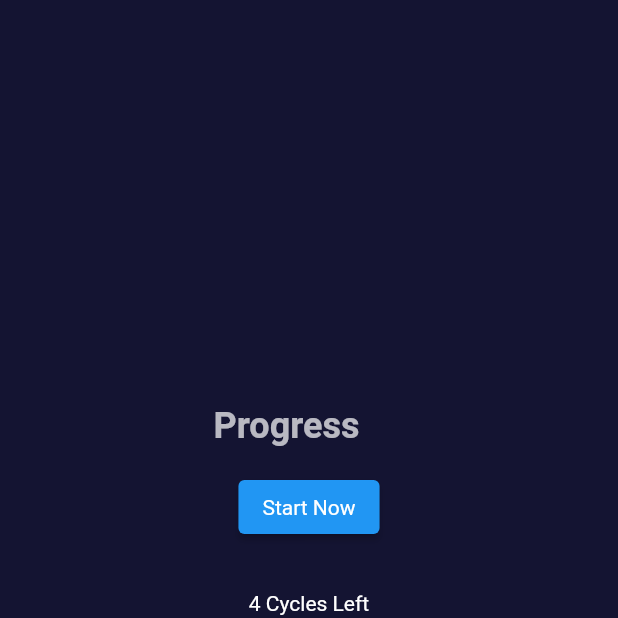
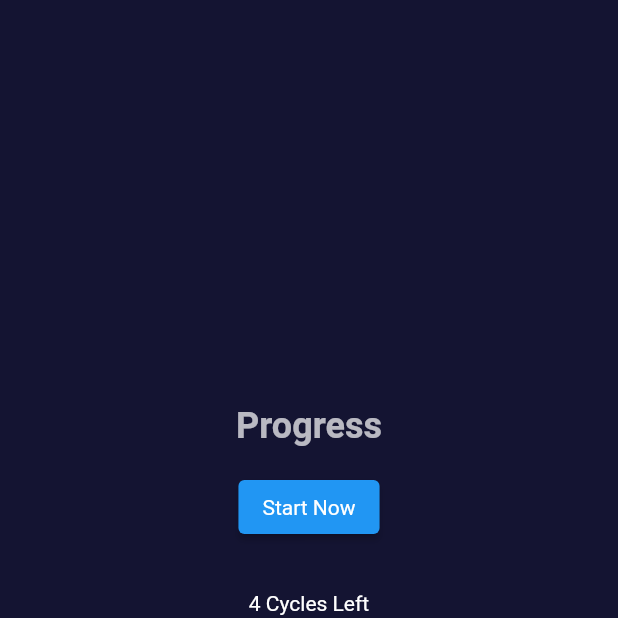
Before and after one commit to HTN-Team-Kirbo/Tomato, a Flutter app: the ProgressPage screen opened directly, on a phone screen of 412 x 824 dp, the top half of it. Run offline on Flutter 3.47's test engine with Material 2 defaults, Android fonts, the phone set to English and light mode, and no system bars; our stand-ins replace cloud_firestore, firebase_auth, firebase_core; accounts and stored records are empty; Roboto replaces fonts that are missing (Hind).

Commit message:
Update progress.dart

```diff
--- a/htn_tomato/lib/progress.dart
+++ b/htn_tomato/lib/progress.dart
@@ -74,7 +74,7 @@ class _ProgressState extends State<ProgressPage> {
                 Column(mainAxisAlignment: MainAxisAlignment.center, children: <
                     Widget>[
           Padding(
-              padding: EdgeInsets.fromLTRB(10, 0, 40, 0),
+              padding: EdgeInsets.fromLTRB(40, 0, 40, 0),
               child: Text(
                 "Progress",
                 textAlign: TextAlign.center,
```
